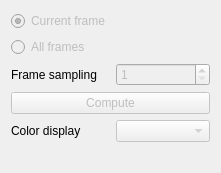
Above: gui/ColorizeSurfaceOptions.ui from Kitware/TeleSculptor before the change. Below: the same form after it.
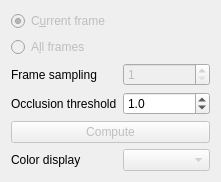
That is the form after the change.

Diff of the .ui file:
```diff
--- a/gui/ColorizeSurfaceOptions.ui
+++ b/gui/ColorizeSurfaceOptions.ui
@@ -7,7 +7,7 @@
     <x>0</x>
     <y>0</y>
     <width>221</width>
-    <height>173</height>
+    <height>179</height>
    </rect>
   </property>
   <property name="windowTitle">
@@ -20,7 +20,7 @@
       <bool>false</bool>
      </property>
      <property name="text">
-      <string>Current frame</string>
+      <string>C&amp;urrent frame</string>
      </property>
      <property name="checked">
       <bool>true</bool>
@@ -36,7 +36,7 @@
       <bool>false</bool>
      </property>
      <property name="text">
-      <string>All frames</string>
+      <string>A&amp;ll frames</string>
      </property>
      <property name="checked">
       <bool>false</bool>
@@ -63,21 +63,21 @@
      </property>
     </widget>
    </item>
-   <item row="4" column="0">
+   <item row="5" column="0">
     <widget class="QLabel" name="label_2">
      <property name="text">
       <string>Color display</string>
      </property>
     </widget>
    </item>
-   <item row="4" column="1">
+   <item row="5" column="1">
     <widget class="QComboBox" name="comboBoxColorDisplay">
      <property name="enabled">
       <bool>false</bool>
      </property>
     </widget>
    </item>
-   <item row="3" column="0" colspan="2">
+   <item row="4" column="0" colspan="2">
     <widget class="QPushButton" name="buttonCompute">
      <property name="enabled">
       <bool>false</bool>
@@ -87,6 +87,29 @@
      </property>
     </widget>
    </item>
+   <item row="3" column="0">
+    <widget class="QLabel" name="label_3">
+     <property name="text">
+      <string>Occlusion threshold</string>
+     </property>
+    </widget>
+   </item>
+   <item row="3" column="1">
+    <widget class="QDoubleSpinBox" name="doubleSpinBoxOcclusionThreshold">
+     <property name="toolTip">
+      <string>Points at higher depth difference are considered occluded</string>
+     </property>
+     <property name="decimals">
+      <number>1</number>
+     </property>
+     <property name="minimum">
+      <double>-1.000000000000000</double>
+     </property>
+     <property name="value">
+      <double>1.000000000000000</double>
+     </property>
+    </widget>
+   </item>
   </layout>
  </widget>
  <resources/>
```
